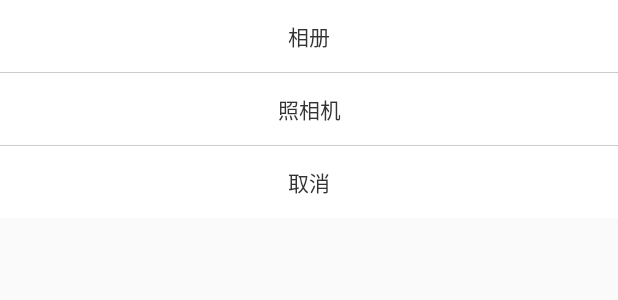
After one commit to ecooka/base, an Android app: the layout dialog_default_photo_camera.xml on its own in the app's theme, with its tools: preview values and no code run, on a phone screen of 412 x 824 dp. The commit adds this screen. Shown: the top 300 px of the screen. Run offline under Robolectric (Android 15) with nearby library versions, the phone set to English and light mode, and no system bars.

Commit message:
添加统一 Camera Photo 弹框，添加 Camera Photo 工具类

```diff
--- a/base/build.gradle
+++ b/base/build.gradle
@@ -42,7 +42,7 @@ publish {
     userOrg = 'ecookad'               // bintray注册的用户名
     groupId = 'cn.ecook'
     artifactId = 'base'                // bintray创建的package
-    publishVersion = '0.0.3'
+    publishVersion = '0.0.4'
 }
 
 dependencies {
--- a/base/src/main/java/cn/ecook/base/http/HttpUtil.java
+++ b/base/src/main/java/cn/ecook/base/http/HttpUtil.java
@@ -42,6 +42,9 @@ public class HttpUtil {
     }
 
     public static void init(Application application, HttpHeaders headers) {
+        if (application == null) {
+            return;
+        }
         HttpParams params = new HttpParams();
         OkHttpClient.Builder builder = new OkHttpClient.Builder();
         //全局的读取超时时间
--- a/base/src/main/java/cn/ecook/base/widget/dialog/PermissionDialog.java
+++ b/base/src/main/java/cn/ecook/base/widget/dialog/PermissionDialog.java
@@ -29,7 +29,7 @@ public class PermissionDialog extends Dialog {
 
     public PermissionDialog(@NonNull Context context) {
         super(context, R.style.common_dialog);
-        View view = View.inflate(context, R.layout.ui_dialog_design_alert, null);
+        View view = View.inflate(context, R.layout.dialog_default_permission, null);
         tvTitle = view.findViewById(R.id.tvTitle);
         tvContent = view.findViewById(R.id.tvContent);
         tvCancel = view.findViewById(R.id.tvCancel);
--- /dev/null
+++ b/base/src/main/res/drawable/default_pressed_selector.xml
@@ -0,0 +1,5 @@
+<?xml version="1.0" encoding="utf-8"?>
+<selector xmlns:android="http://schemas.android.com/apk/res/android">
+    <item android:state_pressed="false"><color android:color="#ffffff"/></item>
+    <item android:state_pressed="true"><color android:color="#dedede"/></item>
+</selector>
--- /dev/null
+++ b/base/src/main/res/layout/dialog_default_photo_camera.xml
@@ -0,0 +1,39 @@
+<?xml version="1.0" encoding="utf-8"?>
+<LinearLayout xmlns:android="http://schemas.android.com/apk/res/android"
+    android:layout_width="match_parent"
+    android:layout_height="wrap_content"
+    android:background="#ccc"
+    android:orientation="vertical">
+
+    <TextView
+        android:id="@+id/tvGallery"
+        android:layout_width="match_parent"
+        android:layout_height="48dp"
+        android:background="@drawable/default_pressed_selector"
+        android:gravity="center"
+        android:text="@string/gallery"
+        android:textColor="#333333"
+        android:textSize="14sp" />
+
+    <TextView
+        android:id="@+id/tvCamera"
+        android:layout_width="match_parent"
+        android:layout_height="48dp"
+        android:layout_marginTop="0.5dp"
+        android:background="@drawable/default_pressed_selector"
+        android:gravity="center"
+        android:text="@string/camera"
+        android:textColor="#333333"
+        android:textSize="14sp" />
+
+    <TextView
+        android:id="@+id/tvCancel"
+        android:layout_width="match_parent"
+        android:layout_height="48dp"
+        android:layout_marginTop="0.5dp"
+        android:background="@drawable/default_pressed_selector"
+        android:gravity="center"
+        android:text="@string/cancel"
+        android:textColor="#333333"
+        android:textSize="14sp" />
+</LinearLayout>
--- a/base/src/main/res/values/strings.xml
+++ b/base/src/main/res/values/strings.xml
@@ -1,2 +1,5 @@
 <resources>
+    <string name="camera">照相机</string>
+    <string name="gallery">相册</string>
+    <string name="cancel">取消</string>
 </resources>
```
Also changed, not shown: app/src/main/java/cn/ecook/basedemo/ImageFragment.java (+9 -1 lines), base/src/main/java/cn/ecook/base/util/CameraPhotoUtil.java (added, +108 -0 lines), base/src/main/java/cn/ecook/base/widget/dialog/CameraPhotoDialog.java (added, +89 -0 lines), base/src/main/res/anim/from_bottom_to_top.xml (added, +14 -0 lines), base/src/main/res/anim/from_top_to_bottom.xml (added, +8 -0 lines), base/src/main/res/values/styles.xml (+8 -0 lines), base/src/main/res/layout/dialog_default_permission.xml (renamed from base/src/main/res/layout/ui_dialog_design_alert.xml).
